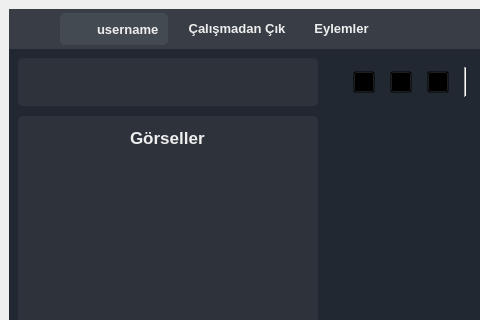
Above: templates/ui/mainWindow.ui from ismaildrcn/data-labeling before the change; both pictures show x 0 to 480 and y 0 to 320 of the 1298 by 720 pixel window. Below: the same form after it.
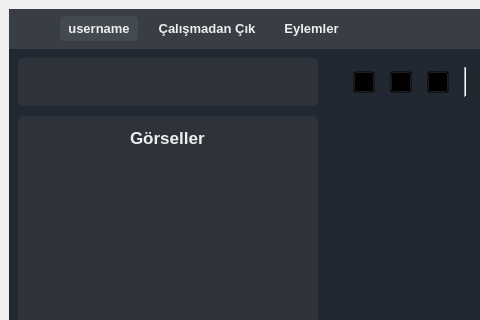
That is the form after the change. Icons and pictures are not drawn.

The edit to the form file:
```diff
--- a/templates/ui/mainWindow.ui
+++ b/templates/ui/mainWindow.ui
@@ -207,73 +207,36 @@
               </widget>
              </item>
              <item>
-              <widget class="QWidget" name="widget_username" native="true">
-               <property name="sizePolicy">
-                <sizepolicy hsizetype="Preferred" vsizetype="Preferred">
-                 <horstretch>0</horstretch>
-                 <verstretch>0</verstretch>
-                </sizepolicy>
-               </property>
-               <property name="minimumSize">
-                <size>
-                 <width>0</width>
-                 <height>0</height>
-                </size>
+              <widget class="QPushButton" name="pushButton_user">
+               <property name="font">
+                <font>
+                 <pointsize>10</pointsize>
+                 <weight>75</weight>
+                 <bold>true</bold>
+                </font>
                </property>
                <property name="styleSheet">
-                <string notr="true">#widget_username{
+                <string notr="true">QPushButton{
 	border-radius: 5px;
-	background-color: rgba(76,81,88, 150)
-;
+	background-color: rgba(76,81,88, 150);
+}
+QPushButton:hover{
+	background-color: rgba(76,81,88, 80);
 }</string>
                </property>
-               <layout class="QHBoxLayout" name="horizontalLayout_14">
-                <property name="topMargin">
-                 <number>4</number>
-                </property>
-                <property name="bottomMargin">
-                 <number>4</number>
-                </property>
-                <item>
-                 <widget class="QLabel" name="icon_account">
-                  <property name="minimumSize">
-                   <size>
-                    <width>22</width>
-                    <height>22</height>
-                   </size>
-                  </property>
-                  <property name="maximumSize">
-                   <size>
-                    <width>22</width>
-                    <height>22</height>
-                   </size>
-                  </property>
-                  <property name="text">
-                   <string/>
-                  </property>
-                  <property name="pixmap">
-                   <pixmap resource="../../rcc_files/rsrc.qrc">:/images/templates/images/account.svg</pixmap>
-                  </property>
-                  <property name="scaledContents">
-                   <bool>true</bool>
-                  </property>
-                 </widget>
-                </item>
-                <item>
-                 <widget class="QLabel" name="label_account_username">
-                  <property name="font">
-                   <font>
-                    <pointsize>10</pointsize>
-                    <weight>75</weight>
-                    <bold>true</bold>
-                   </font>
-                  </property>
-                  <property name="text">
-                   <string>username</string>
-                  </property>
-                 </widget>
-                </item>
-               </layout>
+               <property name="text">
+                <string>username</string>
+               </property>
+               <property name="icon">
+                <iconset resource="../../rcc_files/rsrc.qrc">
+                 <normaloff>:/images/templates/images/account.svg</normaloff>:/images/templates/images/account.svg</iconset>
+               </property>
+               <property name="iconSize">
+                <size>
+                 <width>22</width>
+                 <height>22</height>
+                </size>
+               </property>
               </widget>
              </item>
              <item>
```
